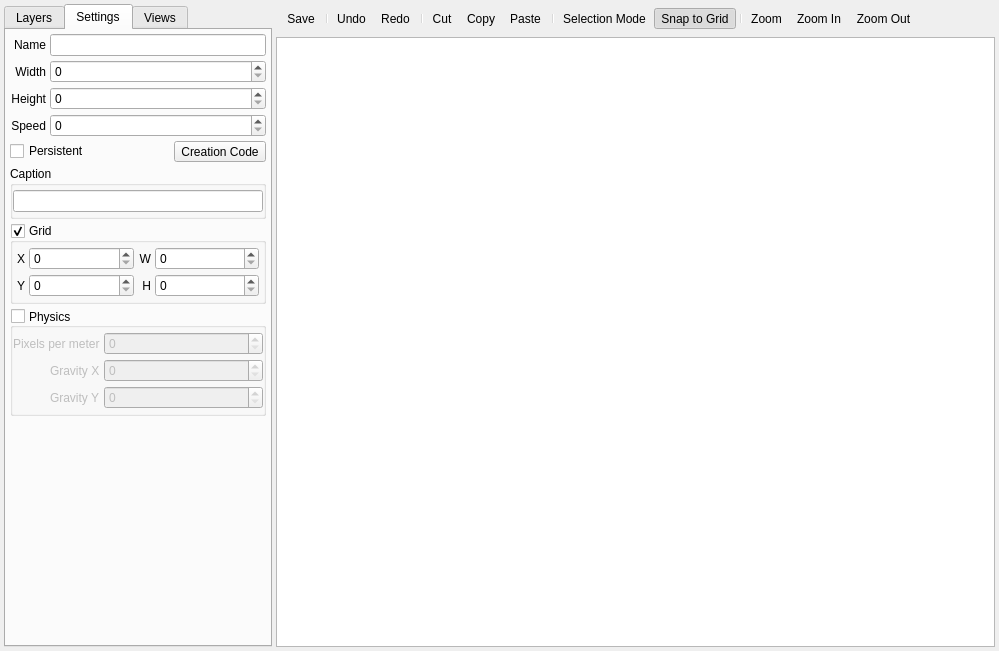
This is Editors/RoomEditor.ui in enigma-dev/RadialGM as Qt 5 draws it before an edit. The edited form follows.
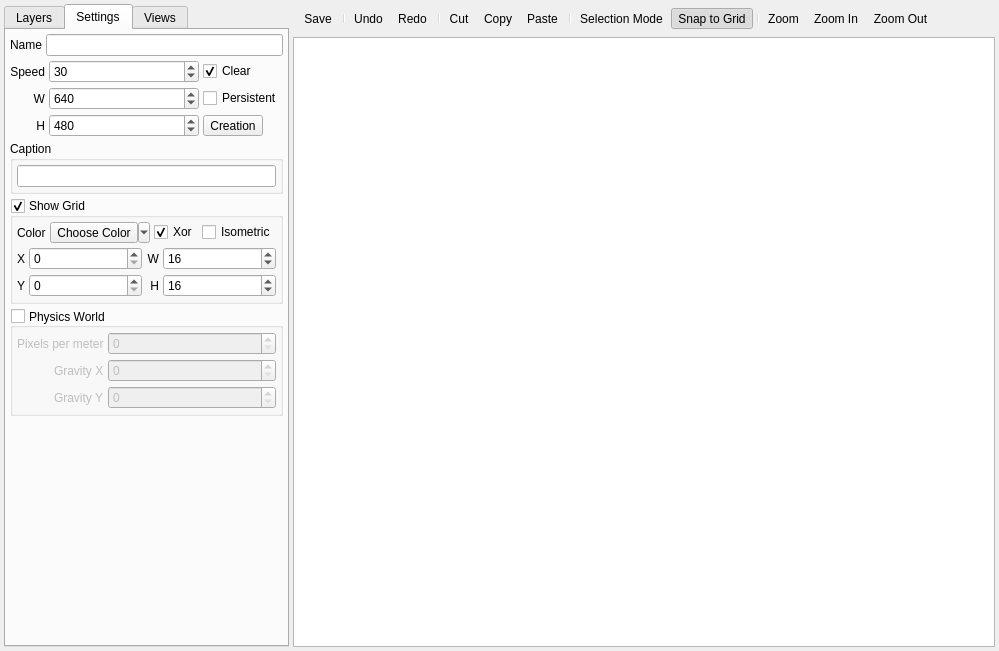
This is the edited form. Icons and pictures are not drawn.

Commit message: more grid options, layout tweaks, and margins

```diff
--- a/Editors/RoomEditor.ui
+++ b/Editors/RoomEditor.ui
@@ -259,48 +259,6 @@
            <property name="verticalSpacing">
             <number>4</number>
            </property>
-           <item row="2" column="0">
-            <widget class="QLabel" name="label_15">
-             <property name="text">
-              <string>Width</string>
-             </property>
-             <property name="alignment">
-              <set>Qt::AlignRight|Qt::AlignTrailing|Qt::AlignVCenter</set>
-             </property>
-            </widget>
-           </item>
-           <item row="2" column="1">
-            <widget class="QSpinBox" name="spinBox_13"/>
-           </item>
-           <item row="3" column="0">
-            <widget class="QLabel" name="label_17">
-             <property name="text">
-              <string>Height</string>
-             </property>
-             <property name="alignment">
-              <set>Qt::AlignRight|Qt::AlignTrailing|Qt::AlignVCenter</set>
-             </property>
-            </widget>
-           </item>
-           <item row="3" column="1">
-            <widget class="QSpinBox" name="spinBox_14"/>
-           </item>
-           <item row="4" column="0">
-            <widget class="QLabel" name="label_16">
-             <property name="text">
-              <string>Speed</string>
-             </property>
-             <property name="alignment">
-              <set>Qt::AlignRight|Qt::AlignTrailing|Qt::AlignVCenter</set>
-             </property>
-            </widget>
-           </item>
-           <item row="4" column="1">
-            <widget class="QSpinBox" name="spinBox_15"/>
-           </item>
-           <item row="1" column="1">
-            <widget class="QLineEdit" name="lineEdit"/>
-           </item>
            <item row="1" column="0">
             <widget class="QLabel" name="label_14">
              <property name="text">
@@ -311,21 +269,94 @@
              </property>
             </widget>
            </item>
+           <item row="1" column="1">
+            <widget class="QLineEdit" name="lineEdit"/>
+           </item>
           </layout>
          </item>
          <item>
-          <layout class="QHBoxLayout" name="horizontalLayout_4">
-           <item>
+          <layout class="QGridLayout" name="gridLayout_5" columnstretch="0,1,0">
+           <property name="spacing">
+            <number>4</number>
+           </property>
+           <item row="1" column="0">
+            <widget class="QLabel" name="label_15">
+             <property name="toolTip">
+              <string>Width</string>
+             </property>
+             <property name="text">
+              <string>W</string>
+             </property>
+             <property name="alignment">
+              <set>Qt::AlignRight|Qt::AlignTrailing|Qt::AlignVCenter</set>
+             </property>
+            </widget>
+           </item>
+           <item row="1" column="1">
+            <widget class="QSpinBox" name="spinBox_13">
+             <property name="toolTip">
+              <string>Width</string>
+             </property>
+             <property name="maximum">
+              <number>99999</number>
+             </property>
+             <property name="value">
+              <number>640</number>
+             </property>
+            </widget>
+           </item>
+           <item row="2" column="0">
+            <widget class="QLabel" name="label_17">
+             <property name="toolTip">
+              <string>Height</string>
+             </property>
+             <property name="text">
+              <string>H</string>
+             </property>
+             <property name="alignment">
+              <set>Qt::AlignRight|Qt::AlignTrailing|Qt::AlignVCenter</set>
+             </property>
+            </widget>
+           </item>
+           <item row="2" column="1">
+            <widget class="QSpinBox" name="spinBox_14">
+             <property name="toolTip">
+              <string>Height</string>
+             </property>
+             <property name="maximum">
+              <number>99999</number>
+             </property>
+             <property name="value">
+              <number>480</number>
+             </property>
+            </widget>
+           </item>
+           <item row="1" column="2">
             <widget class="QCheckBox" name="checkBox_4">
+             <property name="sizePolicy">
+              <sizepolicy hsizetype="Expanding" vsizetype="Fixed">
+               <horstretch>0</horstretch>
+               <verstretch>0</verstretch>
+              </sizepolicy>
+             </property>
              <property name="text">
               <string>Persistent</string>
              </property>
             </widget>
            </item>
-           <item>
+           <item row="2" column="2">
             <widget class="QToolButton" name="toolButton_2">
+             <property name="sizePolicy">
+              <sizepolicy hsizetype="Fixed" vsizetype="Fixed">
+               <horstretch>0</horstretch>
+               <verstretch>0</verstretch>
+              </sizepolicy>
+             </property>
+             <property name="toolTip">
+              <string>Room Creation Code</string>
+             </property>
              <property name="text">
-              <string>Creation Code</string>
+              <string>Creation</string>
              </property>
              <property name="icon">
               <iconset resource="../images.qrc">
@@ -336,6 +367,39 @@
              </property>
             </widget>
            </item>
+           <item row="0" column="1">
+            <widget class="QSpinBox" name="spinBox_15">
+             <property name="toolTip">
+              <string>Frames per second</string>
+             </property>
+             <property name="value">
+              <number>30</number>
+             </property>
+            </widget>
+           </item>
+           <item row="0" column="0">
+            <widget class="QLabel" name="label_16">
+             <property name="text">
+              <string>Speed</string>
+             </property>
+             <property name="alignment">
+              <set>Qt::AlignRight|Qt::AlignTrailing|Qt::AlignVCenter</set>
+             </property>
+            </widget>
+           </item>
+           <item row="0" column="2">
+            <widget class="QCheckBox" name="checkBox_5">
+             <property name="toolTip">
+              <string>Clear Display Buffer</string>
+             </property>
+             <property name="text">
+              <string>Clear</string>
+             </property>
+             <property name="checked">
+              <bool>true</bool>
+             </property>
+            </widget>
+           </item>
           </layout>
          </item>
          <item>
@@ -357,13 +421,13 @@
              <number>0</number>
             </property>
             <property name="leftMargin">
-             <number>0</number>
+             <number>4</number>
             </property>
             <property name="topMargin">
              <number>4</number>
             </property>
             <property name="rightMargin">
-             <number>0</number>
+             <number>4</number>
             </property>
             <property name="bottomMargin">
              <number>4</number>
@@ -377,7 +441,7 @@
          <item>
           <widget class="QGroupBox" name="groupBox_5">
            <property name="title">
-            <string>Grid</string>
+            <string>Show Grid</string>
            </property>
            <property name="flat">
             <bool>true</bool>
@@ -385,7 +449,10 @@
            <property name="checkable">
             <bool>true</bool>
            </property>
-           <layout class="QGridLayout" name="gridLayout_4" columnstretch="0,1,0,1">
+           <layout class="QVBoxLayout" name="verticalLayout_8">
+            <property name="spacing">
+             <number>4</number>
+            </property>
             <property name="leftMargin">
              <number>4</number>
             </property>
@@ -398,88 +465,170 @@
             <property name="bottomMargin">
              <number>4</number>
             </property>
-            <property name="spacing">
-             <number>4</number>
-            </property>
-            <item row="0" column="2">
-             <widget class="QLabel" name="label_20">
-              <property name="toolTip">
-               <string>Cell Width</string>
+            <item>
+             <layout class="QHBoxLayout" name="horizontalLayout_4">
+              <property name="spacing">
+               <number>4</number>
               </property>
-              <property name="text">
-               <string>W</string>
-              </property>
-              <property name="alignment">
-               <set>Qt::AlignRight|Qt::AlignTrailing|Qt::AlignVCenter</set>
-              </property>
-             </widget>
+              <item>
+               <widget class="QLabel" name="label_25">
+                <property name="sizePolicy">
+                 <sizepolicy hsizetype="Fixed" vsizetype="Preferred">
+                  <horstretch>0</horstretch>
+                  <verstretch>0</verstretch>
+                 </sizepolicy>
+                </property>
+                <property name="text">
+                 <string>Color</string>
+                </property>
+               </widget>
+              </item>
+              <item>
+               <widget class="QToolButton" name="toolButton_3">
+                <property name="toolTip">
+                 <string>Choose Grid Color</string>
+                </property>
+                <property name="text">
+                 <string>Choose Color</string>
+                </property>
+                <property name="icon">
+                 <iconset resource="../images.qrc">
+                  <normaloff>:/actions/colorize.png</normaloff>:/actions/colorize.png</iconset>
+                </property>
+                <property name="popupMode">
+                 <enum>QToolButton::MenuButtonPopup</enum>
+                </property>
+                <property name="toolButtonStyle">
+                 <enum>Qt::ToolButtonIconOnly</enum>
+                </property>
+                <property name="arrowType">
+                 <enum>Qt::NoArrow</enum>
+                </property>
+               </widget>
+              </item>
+              <item>
+               <widget class="QCheckBox" name="checkBox_7">
+                <property name="sizePolicy">
+                 <sizepolicy hsizetype="Fixed" vsizetype="Fixed">
+                  <horstretch>0</horstretch>
+                  <verstretch>0</verstretch>
+                 </sizepolicy>
+                </property>
+                <property name="text">
+                 <string>Xor</string>
+                </property>
+                <property name="checked">
+                 <bool>true</bool>
+                </property>
+               </widget>
+              </item>
+              <item>
+               <widget class="QCheckBox" name="checkBox_6">
+                <property name="sizePolicy">
+                 <sizepolicy hsizetype="Fixed" vsizetype="Fixed">
+                  <horstretch>0</horstretch>
+                  <verstretch>0</verstretch>
+                 </sizepolicy>
+                </property>
+                <property name="text">
+                 <string>Isometric</string>
+                </property>
+               </widget>
+              </item>
+             </layout>
             </item>
-            <item row="0" column="0">
-             <widget class="QLabel" name="label_18">
-              <property name="toolTip">
-               <string>X Offset</string>
+            <item>
+             <layout class="QGridLayout" name="gridLayout_4" columnstretch="0,1,0,1">
+              <property name="spacing">
+               <number>4</number>
               </property>
-              <property name="text">
-               <string>X</string>
-              </property>
-              <property name="alignment">
-               <set>Qt::AlignRight|Qt::AlignTrailing|Qt::AlignVCenter</set>
-              </property>
-             </widget>
-            </item>
-            <item row="0" column="1">
-             <widget class="QSpinBox" name="spinBox_16">
-              <property name="toolTip">
-               <string>X Offset</string>
-              </property>
-             </widget>
-            </item>
-            <item row="0" column="3">
-             <widget class="QSpinBox" name="spinBox_17">
-              <property name="toolTip">
-               <string>Cell Width</string>
-              </property>
-             </widget>
-            </item>
-            <item row="1" column="2">
-             <widget class="QLabel" name="label_21">
-              <property name="toolTip">
-               <string>Cell Height</string>
-              </property>
-              <property name="text">
-               <string>H</string>
-              </property>
-              <property name="alignment">
-               <set>Qt::AlignRight|Qt::AlignTrailing|Qt::AlignVCenter</set>
-              </property>
-             </widget>
-            </item>
-            <item row="1" column="0">
-             <widget class="QLabel" name="label_19">
-              <property name="toolTip">
-               <string>Y Offset</string>
-              </property>
-              <property name="text">
-               <string>Y</string>
-              </property>
-              <property name="alignment">
-               <set>Qt::AlignRight|Qt::AlignTrailing|Qt::AlignVCenter</set>
-              </property>
-             </widget>
-            </item>
-            <item row="1" column="1">
-             <widget class="QSpinBox" name="spinBox_18">
-              <property name="toolTip">
-               <string>Y Offset</string>
-              </property>
-             </widget>
-            </item>
-            <item row="1" column="3">
-             <widget class="QSpinBox" name="spinBox_19">
-              <property name="toolTip">
-               <string>Cell Height</string>
-              </property>
-             </widget>
+              <item row="2" column="0">
+               <widget class="QLabel" name="label_19">
+                <property name="toolTip">
+                 <string>Y Offset</string>
+                </property>
+                <property name="text">
+                 <string>Y</string>
+                </property>
+                <property name="alignment">
+                 <set>Qt::AlignRight|Qt::AlignTrailing|Qt::AlignVCenter</set>
+                </property>
+               </widget>
+              </item>
+              <item row="2" column="1">
+               <widget class="QSpinBox" name="spinBox_18">
+                <property name="toolTip">
+                 <string>Y Offset</string>
+                </property>
+               </widget>
+              </item>
+              <item row="2" column="2">
+               <widget class="QLabel" name="label_21">
+                <property name="toolTip">
+                 <string>Cell Height</string>
+                </property>
+                <property name="text">
+                 <string>H</string>
+                </property>
+                <property name="alignment">
+                 <set>Qt::AlignRight|Qt::AlignTrailing|Qt::AlignVCenter</set>
+                </property>
+               </widget>
+              </item>
+              <item row="2" column="3">
+               <widget class="QSpinBox" name="spinBox_19">
+                <property name="toolTip">
+                 <string>Cell Height</string>
+                </property>
+                <property name="value">
+                 <number>16</number>
+                </property>
+               </widget>
+              </item>
+              <item row="1" column="0">
+               <widget class="QLabel" name="label_18">
+                <property name="toolTip">
+                 <string>X Offset</string>
+                </property>
+                <property name="text">
+                 <string>X</string>
+                </property>
+                <property name="alignment">
+                 <set>Qt::AlignRight|Qt::AlignTrailing|Qt::AlignVCenter</set>
+                </property>
+               </widget>
+              </item>
+              <item row="1" column="2">
+               <widget class="QLabel" name="label_20">
+                <property name="toolTip">
+                 <string>Cell Width</string>
+                </property>
+                <property name="text">
+                 <string>W</string>
+                </property>
+                <property name="alignment">
+                 <set>Qt::AlignRight|Qt::AlignTrailing|Qt::AlignVCenter</set>
+                </property>
+               </widget>
+              </item>
+              <item row="1" column="1">
+               <widget class="QSpinBox" name="spinBox_16">
+                <property name="toolTip">
+                 <string>X Offset</string>
+                </property>
+               </widget>
+              </item>
+              <item row="1" column="3">
+               <widget class="QSpinBox" name="spinBox_17">
+                <property name="toolTip">
+                 <string>Cell Width</string>
+                </property>
+                <property name="value">
+                 <number>16</number>
+                </property>
+               </widget>
+              </item>
+             </layout>
             </item>
            </layout>
           </widget>
@@ -487,7 +636,7 @@
          <item>
           <widget class="QGroupBox" name="groupBox_6">
            <property name="title">
-            <string>Physics</string>
+            <string>Physics World</string>
            </property>
            <property name="alignment">
             <set>Qt::AlignLeading|Qt::AlignLeft|Qt::AlignVCenter</set>
@@ -512,13 +661,13 @@
              <number>4</number>
             </property>
             <property name="leftMargin">
-             <number>0</number>
+             <number>4</number>
             </property>
             <property name="topMargin">
              <number>4</number>
             </property>
             <property name="rightMargin">
-             <number>0</number>
+             <number>4</number>
             </property>
             <property name="bottomMargin">
              <number>4</number>
@@ -603,6 +752,9 @@
            <property name="text">
             <string>Clear viewport background</string>
            </property>
+           <property name="checked">
+            <bool>true</bool>
+           </property>
           </widget>
          </item>
          <item>
@@ -767,10 +919,24 @@
              <widget class="QSpinBox" name="spinBox"/>
             </item>
             <item row="1" column="3">
-             <widget class="QSpinBox" name="spinBox_3"/>
+             <widget class="QSpinBox" name="spinBox_3">
+              <property name="maximum">
+               <number>10000</number>
+              </property>
+              <property name="value">
+               <number>640</number>
+              </property>
+             </widget>
             </item>
             <item row="2" column="3">
-             <widget class="QSpinBox" name="spinBox_4"/>
+             <widget class="QSpinBox" name="spinBox_4">
+              <property name="maximum">
+               <number>10000</number>
+              </property>
+              <property name="value">
+               <number>480</number>
+              </property>
+             </widget>
             </item>
            </layout>
           </widget>
@@ -829,7 +995,14 @@
              </widget>
             </item>
             <item row="0" column="3">
-             <widget class="QSpinBox" name="spinBox_8"/>
+             <widget class="QSpinBox" name="spinBox_8">
+              <property name="maximum">
+               <number>100000</number>
+              </property>
+              <property name="value">
+               <number>640</number>
+              </property>
+             </widget>
             </item>
             <item row="1" column="0">
              <widget class="QLabel" name="label_9">
@@ -855,7 +1028,14 @@
              </widget>
             </item>
             <item row="1" column="3">
-             <widget class="QSpinBox" name="spinBox_7"/>
+             <widget class="QSpinBox" name="spinBox_7">
+              <property name="maximum">
+               <number>1000000</number>
+              </property>
+              <property name="value">
+               <number>480</number>
+              </property>
+             </widget>
             </item>
            </layout>
           </widget>
@@ -939,7 +1119,11 @@
                </widget>
               </item>
               <item row="2" column="1">
-               <widget class="QSpinBox" name="spinBox_9"/>
+               <widget class="QSpinBox" name="spinBox_9">
+                <property name="value">
+                 <number>32</number>
+                </property>
+               </widget>
               </item>
               <item row="1" column="0">
                <widget class="QLabel" name="label_12">
@@ -955,7 +1139,11 @@
                </widget>
               </item>
               <item row="1" column="1">
-               <widget class="QSpinBox" name="spinBox_10"/>
+               <widget class="QSpinBox" name="spinBox_10">
+                <property name="value">
+                 <number>32</number>
+                </property>
+               </widget>
               </item>
               <item row="0" column="1">
                <widget class="QLabel" name="label_10">
@@ -984,10 +1172,24 @@
                </widget>
               </item>
               <item row="1" column="2">
-               <widget class="QSpinBox" name="spinBox_12"/>
+               <widget class="QSpinBox" name="spinBox_12">
+                <property name="minimum">
+                 <number>-99</number>
+                </property>
+                <property name="value">
+                 <number>-1</number>
+                </property>
+               </widget>
               </item>
               <item row="2" column="2">
-               <widget class="QSpinBox" name="spinBox_11"/>
+               <widget class="QSpinBox" name="spinBox_11">
+                <property name="minimum">
+                 <number>-99</number>
+                </property>
+                <property name="value">
+                 <number>-1</number>
+                </property>
+               </widget>
               </item>
              </layout>
             </item>
```
